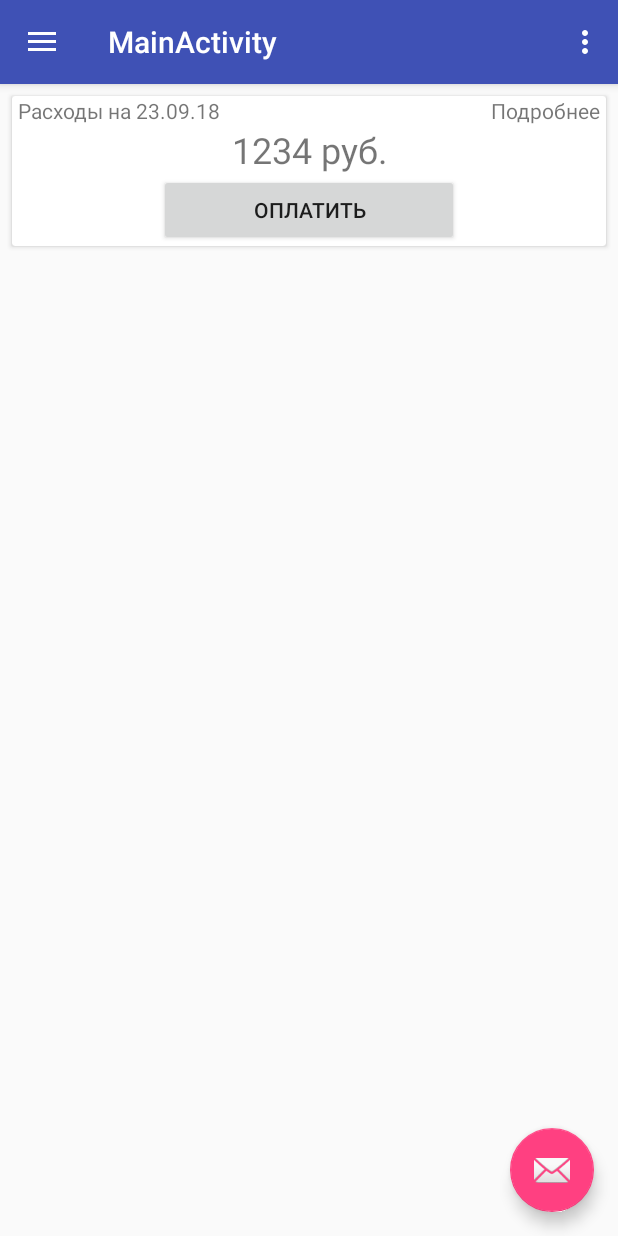
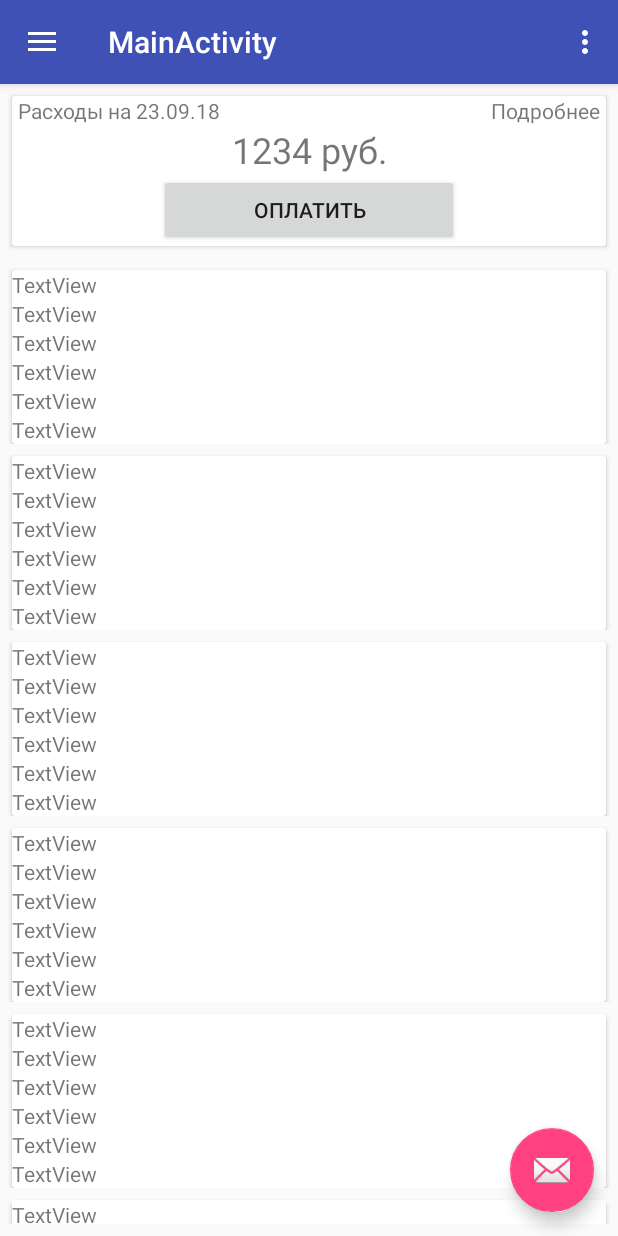
Before and after one commit to M4MController/android-app, an Android app: the screen it shows after launch (MainActivity), on a phone screen of 412 x 824 dp. Run offline under Robolectric (Android 15) with nearby library versions, the phone set to English and light mode, and no system bars; our stand-ins replace ButterKnife, Dagger/Hilt's generated code.

Commit message:
Added working recycler view

```diff
--- /dev/null
+++ b/app/src/main/java/com/m4m/lieroz/m4m_mobile/ui/base/BaseViewHolder.java
@@ -0,0 +1,24 @@
+package com.m4m.lieroz.m4m_mobile.ui.base;
+
+import android.support.v7.widget.RecyclerView;
+import android.view.View;
+
+public abstract class BaseViewHolder extends RecyclerView.ViewHolder {
+
+    private int mCurrentPosition;
+
+    public BaseViewHolder(View itemView) {
+        super(itemView);
+    }
+
+    protected abstract void clear();
+
+    public void onBind(int position) {
+        mCurrentPosition = position;
+        clear();
+    }
+
+    public int getCurrentPosition() {
+        return mCurrentPosition;
+    }
+}
--- a/app/src/main/java/com/m4m/lieroz/m4m_mobile/ui/main/MainActivity.java
+++ b/app/src/main/java/com/m4m/lieroz/m4m_mobile/ui/main/MainActivity.java
@@ -5,6 +5,8 @@ import android.support.annotation.NonNull;
 import android.support.design.widget.FloatingActionButton;
 import android.support.design.widget.Snackbar;
 import android.support.v4.view.GravityCompat;
+import android.support.v7.widget.LinearLayoutManager;
+import android.support.v7.widget.RecyclerView;
 import android.view.Menu;
 import android.view.View;
 import android.support.design.widget.NavigationView;
@@ -26,6 +28,9 @@ public class MainActivity extends BaseActivity implements MainMvpView {
     @Inject
     MainMvpPresenter<MainMvpView> mPresenter;
 
+    @BindView(R.id.object_recycler_view)
+    RecyclerView mRecyclerView;
+
     @BindView(R.id.drawer_layout)
     DrawerLayout mDrawer;
 
@@ -42,10 +47,16 @@ public class MainActivity extends BaseActivity implements MainMvpView {
     protected void onCreate(Bundle savedInstanceState) {
         super.onCreate(savedInstanceState);
         setContentView(R.layout.activity_main);
+
+//        mRecyclerView = findViewById(R.id.object_recycler_view);
+
         getActivityComponent().inject(this);
         setUnBinder(ButterKnife.bind(this));
         mPresenter.onAttach(this);
         setUp();
+
+        mRecyclerView.setLayoutManager(new LinearLayoutManager(this));
+        mRecyclerView.setAdapter(new MainAdapter());
     }
 
     @Override
--- /dev/null
+++ b/app/src/main/java/com/m4m/lieroz/m4m_mobile/ui/main/MainAdapter.java
@@ -0,0 +1,40 @@
+package com.m4m.lieroz.m4m_mobile.ui.main;
+
+import android.support.annotation.NonNull;
+import android.support.v7.widget.RecyclerView;
+import android.view.LayoutInflater;
+import android.view.View;
+import android.view.ViewGroup;
+
+import com.m4m.lieroz.m4m_mobile.R;
+import com.m4m.lieroz.m4m_mobile.ui.base.BaseViewHolder;
+
+public class MainAdapter extends RecyclerView.Adapter<BaseViewHolder> {
+
+    public class ViewHolder extends BaseViewHolder {
+
+        public ViewHolder(View itemView) {
+            super(itemView);
+        }
+
+        protected void clear() {
+
+        }
+    }
+
+    @NonNull
+    @Override
+    public BaseViewHolder onCreateViewHolder(@NonNull ViewGroup viewGroup, int i) {
+        return new ViewHolder(LayoutInflater.from(viewGroup.getContext()).inflate(R.layout.object_recycler_item, viewGroup, false));
+    }
+
+    @Override
+    public void onBindViewHolder(@NonNull BaseViewHolder holder, int position) {
+        holder.onBind(position);
+    }
+
+    @Override
+    public int getItemCount() {
+        return 10;
+    }
+}
--- a/app/src/main/res/layout/content_main.xml
+++ b/app/src/main/res/layout/content_main.xml
@@ -1,6 +1,7 @@
 <?xml version="1.0" encoding="utf-8"?>
 <android.support.constraint.ConstraintLayout xmlns:android="http://schemas.android.com/apk/res/android"
     xmlns:app="http://schemas.android.com/apk/res-auto"
+    xmlns:tools="http://schemas.android.com/tools"
     android:layout_width="match_parent"
     android:layout_height="match_parent">
 
@@ -33,7 +34,7 @@
                 android:orientation="horizontal">
 
                 <TextView
-                    android:id="@+id/textView4"
+                    android:id="@+id/expenses_text_view"
                     android:layout_width="wrap_content"
                     android:layout_height="wrap_content"
                     android:layout_marginStart="4dp"
@@ -42,7 +43,7 @@
                     android:text="Расходы на 23.09.18" />
 
                 <TextView
-                    android:id="@+id/textView3"
+                    android:id="@+id/detailed_text_view"
                     android:layout_width="wrap_content"
                     android:layout_height="wrap_content"
                     android:layout_marginEnd="4dp"
@@ -76,6 +77,11 @@
     <android.support.v7.widget.RecyclerView
         android:id="@+id/object_recycler_view"
         android:layout_width="match_parent"
-        android:layout_height="match_parent" />
+        android:layout_height="0dp"
+        android:layout_marginBottom="8dp"
+        android:layout_marginTop="8dp"
+        app:layout_constraintBottom_toBottomOf="parent"
+        app:layout_constraintTop_toBottomOf="@+id/main_card"
+        tools:listitem="@layout/object_recycler_item" />
 
 </android.support.constraint.ConstraintLayout>
--- a/app/src/main/res/layout/object_recycler_item.xml
+++ b/app/src/main/res/layout/object_recycler_item.xml
@@ -1,6 +1,61 @@
 <?xml version="1.0" encoding="utf-8"?>
-<android.support.constraint.ConstraintLayout
-    xmlns:android="http://schemas.android.com/apk/res/android" android:layout_width="match_parent"
-    android:layout_height="match_parent">
+<android.support.constraint.ConstraintLayout xmlns:android="http://schemas.android.com/apk/res/android"
+    xmlns:app="http://schemas.android.com/apk/res-auto"
+    xmlns:tools="http://schemas.android.com/tools"
+    android:layout_width="match_parent"
+    android:layout_height="wrap_content">
 
+    <android.support.v7.widget.CardView
+        android:layout_width="match_parent"
+        android:layout_height="wrap_content"
+        android:layout_marginEnd="8dp"
+        android:layout_marginStart="8dp"
+        android:layout_marginTop="8dp"
+        app:layout_constraintEnd_toEndOf="parent"
+        app:layout_constraintStart_toStartOf="parent"
+        app:layout_constraintTop_toTopOf="parent"
+        app:layout_optimizationLevel="standard">
+
+        <LinearLayout
+            android:layout_width="match_parent"
+            android:layout_height="match_parent"
+            android:orientation="vertical">
+
+            <TextView
+                android:id="@+id/textView7"
+                android:layout_width="match_parent"
+                android:layout_height="wrap_content"
+                android:text="TextView" />
+
+            <TextView
+                android:id="@+id/textView6"
+                android:layout_width="match_parent"
+                android:layout_height="wrap_content"
+                android:text="TextView" />
+
+            <TextView
+                android:id="@+id/textView5"
+                android:layout_width="match_parent"
+                android:layout_height="wrap_content"
+                android:text="TextView" />
+
+            <TextView
+                android:id="@+id/textView4"
+                android:layout_width="match_parent"
+                android:layout_height="wrap_content"
+                android:text="TextView" />
+
+            <TextView
+                android:id="@+id/textView3"
+                android:layout_width="match_parent"
+                android:layout_height="wrap_content"
+                android:text="TextView" />
+
+            <TextView
+                android:id="@+id/textView2"
+                android:layout_width="match_parent"
+                android:layout_height="wrap_content"
+                android:text="TextView" />
+        </LinearLayout>
+    </android.support.v7.widget.CardView>
 </android.support.constraint.ConstraintLayout>
--- a/app/src/main/res/values/styles.xml
+++ b/app/src/main/res/values/styles.xml
@@ -1,11 +1,12 @@
 <resources>
 
     <!-- Base application theme. -->
-    <style name="AppTheme" parent="Theme.AppCompat.Light.DarkActionBar">
+    <style name="AppTheme" parent="Base.Theme.AppCompat.Light.DarkActionBar">
         <!-- Customize your theme here. -->
         <item name="colorPrimary">@color/colorPrimary</item>
         <item name="colorPrimaryDark">@color/colorPrimaryDark</item>
         <item name="colorAccent">@color/colorAccent</item>
+        <item name="cardViewStyle">@style/CardView</item>
     </style>
 
     <style name="AppTheme.NoActionBar">
```
